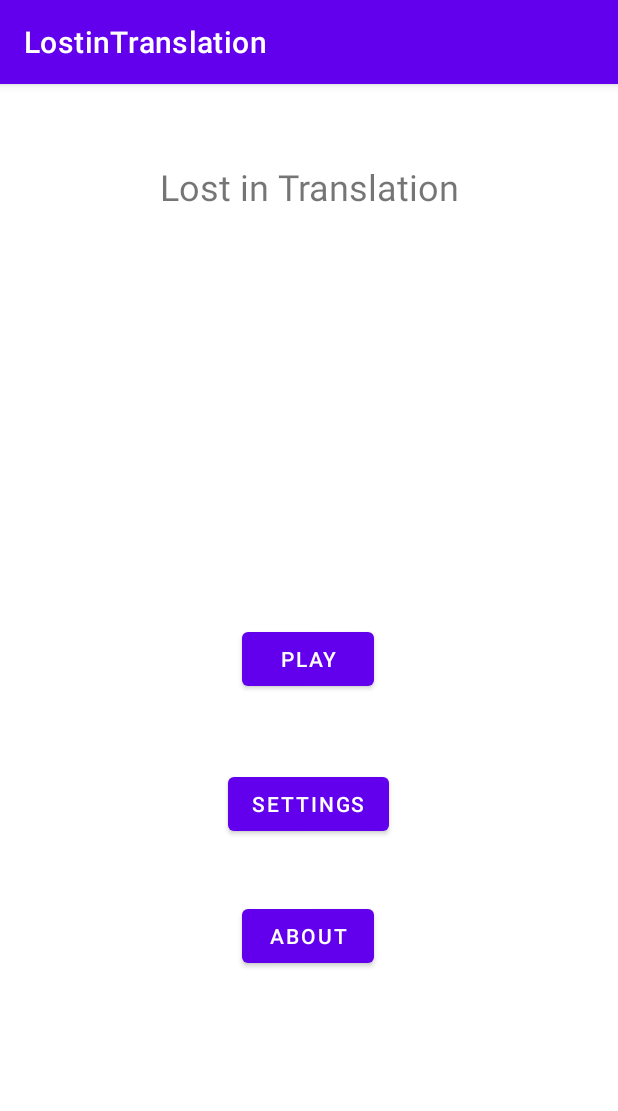
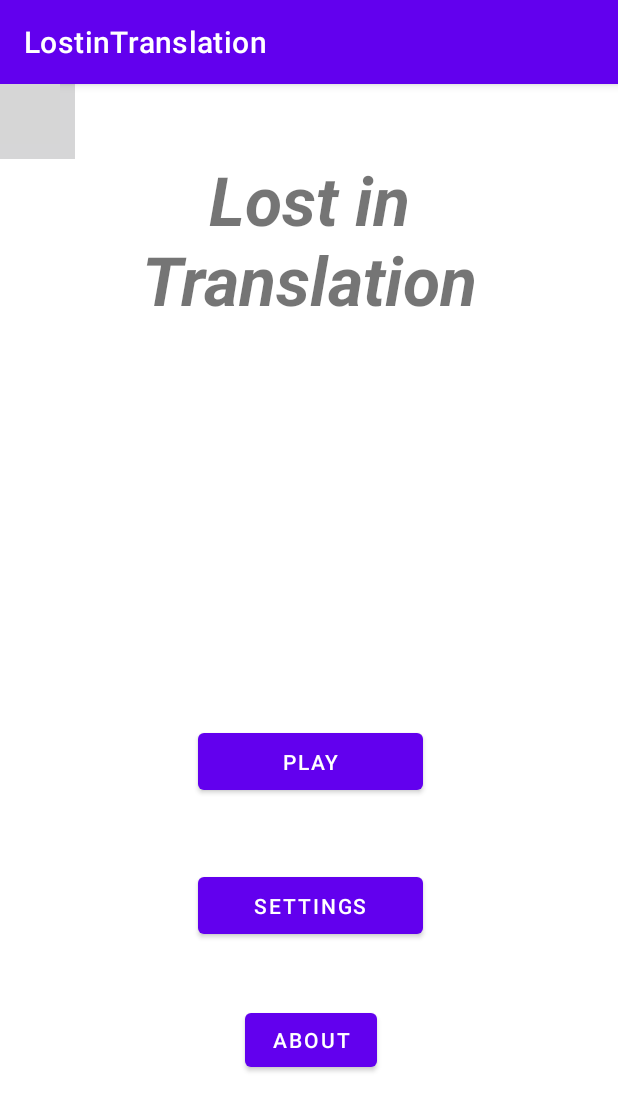
Before and after one commit to Preacho/Hackathon-Feb-18th-2023, an Android app: the screen it shows after launch (MainActivity), on a phone screen of 412 x 824 dp. Shown: the top 1111 px of the screen. Run offline under Robolectric (Android 15) with nearby library versions, the light colour scheme and no system bars; grey boxes are pictures that could not be loaded.

Commit message:
Main Activity

```diff
--- a/app/src/main/res/layout/activity_main.xml
+++ b/app/src/main/res/layout/activity_main.xml
@@ -8,16 +8,29 @@
 
     <TextView
         android:id="@+id/tv_Title"
-        android:layout_width="275dp"
-        android:layout_height="37dp"
+        android:layout_width="350dp"
+        android:layout_height="115dp"
         android:text="Lost in Translation"
         android:textAlignment="center"
-        android:textSize="24sp"
+        android:textSize="45sp"
+        android:textStyle="bold|italic"
         app:layout_constraintBottom_toBottomOf="parent"
         app:layout_constraintEnd_toEndOf="parent"
         app:layout_constraintStart_toStartOf="parent"
         app:layout_constraintTop_toTopOf="parent"
         app:layout_constraintVertical_bias="0.071" />
+
+    <Button
+        android:id="@+id/bt_settings"
+        android:layout_width="150dp"
+        android:layout_height="50dp"
+        android:text="Settings"
+        app:layout_constraintBottom_toBottomOf="parent"
+        app:layout_constraintEnd_toEndOf="parent"
+        app:layout_constraintHorizontal_bias="0.505"
+        app:layout_constraintStart_toStartOf="parent"
+        app:layout_constraintTop_toTopOf="parent"
+        app:layout_constraintVertical_bias="0.728" />
 
     <Button
         android:id="@+id/bt_rules"
@@ -26,33 +39,46 @@
         android:text="About"
         app:layout_constraintBottom_toBottomOf="parent"
         app:layout_constraintEnd_toEndOf="parent"
-        app:layout_constraintHorizontal_bias="0.498"
+        app:layout_constraintHorizontal_bias="0.504"
         app:layout_constraintStart_toStartOf="parent"
         app:layout_constraintTop_toTopOf="parent"
-        app:layout_constraintVertical_bias="0.756" />
+        app:layout_constraintVertical_bias="0.852" />
 
-    <Button
-        android:id="@+id/bt_settings"
-        android:layout_width="wrap_content"
-        android:layout_height="wrap_content"
-        android:text="Settings"
-        app:layout_constraintBottom_toBottomOf="parent"
-        app:layout_constraintEnd_toEndOf="parent"
-        app:layout_constraintHorizontal_bias="0.498"
-        app:layout_constraintStart_toStartOf="parent"
-        app:layout_constraintTop_toTopOf="parent"
-        app:layout_constraintVertical_bias="0.633" />
+    <ImageView
+        android:id="@+id/imageView"
+        android:layout_width="50dp"
+        android:layout_height="50dp"
+        app:srcCompat="@drawable/g"
+        tools:layout_editor_absoluteX="87dp"
+        tools:layout_editor_absoluteY="497dp" />
 
     <Button
         android:id="@+id/bt_play"
-        android:layout_width="wrap_content"
-        android:layout_height="wrap_content"
+        android:layout_width="150dp"
+        android:layout_height="50dp"
         android:text="Play"
         app:layout_constraintBottom_toBottomOf="parent"
         app:layout_constraintEnd_toEndOf="parent"
-        app:layout_constraintHorizontal_bias="0.498"
+        app:layout_constraintHorizontal_bias="0.505"
         app:layout_constraintStart_toStartOf="parent"
         app:layout_constraintTop_toTopOf="parent"
-        app:layout_constraintVertical_bias="0.499" />
+        app:layout_constraintVertical_bias="0.594" />
+
+    <ImageView
+        android:id="@+id/imageView4"
+        android:layout_width="40dp"
+        android:layout_height="40dp"
+        app:srcCompat="@drawable/p"
+        tools:layout_editor_absoluteX="90dp"
+        tools:layout_editor_absoluteY="410dp" />
+
+    <ImageView
+        android:id="@+id/imageView6"
+        android:layout_width="40dp"
+        android:layout_height="40dp"
+        app:srcCompat="@drawable/q"
+        tools:layout_editor_absoluteX="120dp"
+        tools:layout_editor_absoluteY="585dp" />
+
 
 </androidx.constraintlayout.widget.ConstraintLayout>
```
